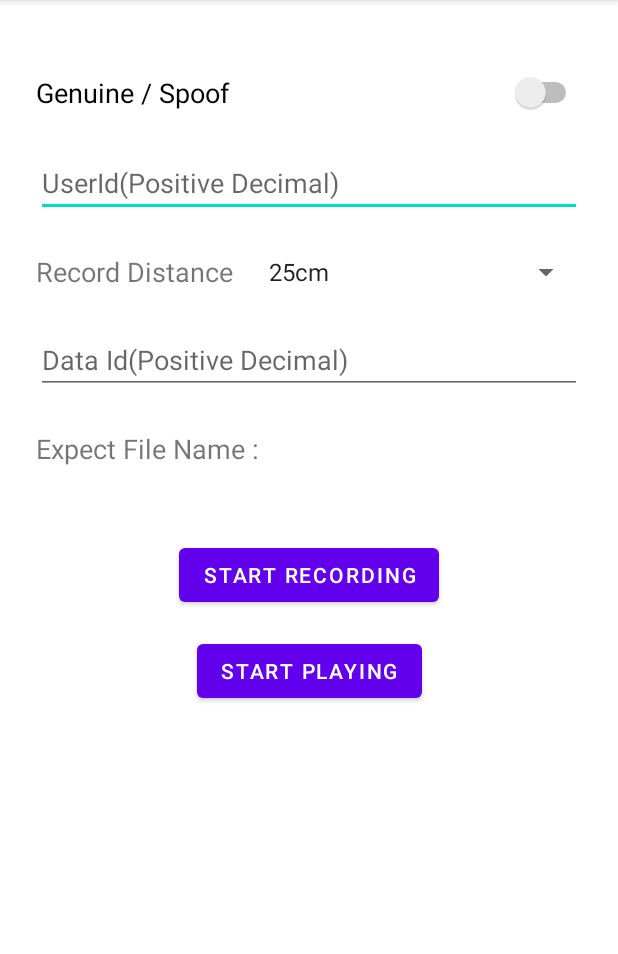
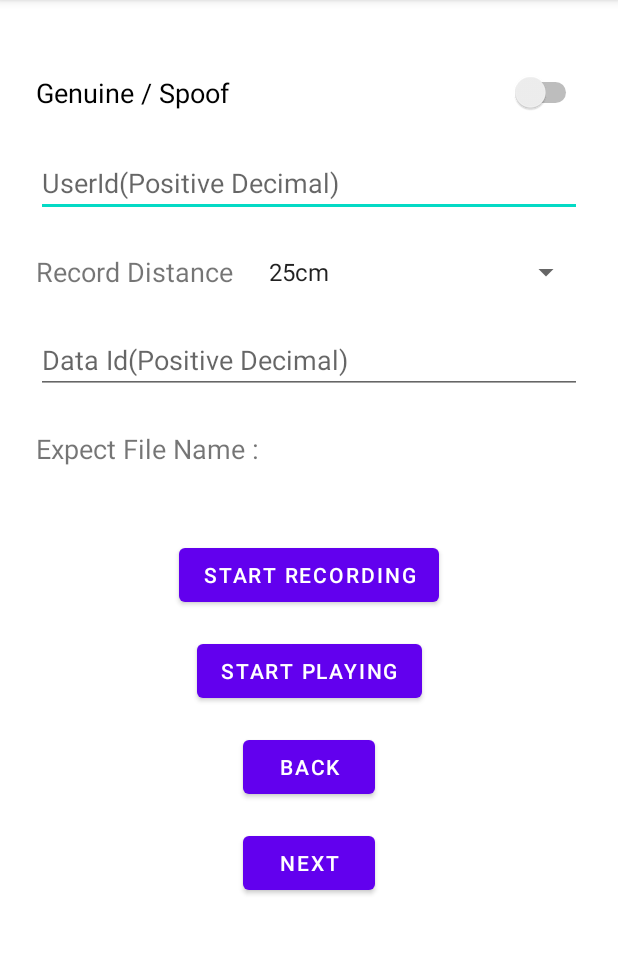
Before and after one commit to Haulyn5/voice-collector, an Android app: the CustomizableRecorderActivity screen opened directly, with no data from a screen before it, on a phone screen of 412 x 824 dp, the part 84-1038 px from its top. Run offline under Robolectric (Android 15) with nearby library versions, the phone set to English and light mode, and no system bars.

Commit message:
添加前进后退按钮

```diff
--- a/VoiceCollector/app/src/main/res/layout/activity_customizable_recorder.xml
+++ b/VoiceCollector/app/src/main/res/layout/activity_customizable_recorder.xml
@@ -111,6 +111,26 @@
             app:layout_constraintStart_toStartOf="parent"
             app:layout_constraintTop_toBottomOf="@+id/startRecordingButton" />
 
+        <Button
+            android:id="@+id/backRecordButton"
+            android:layout_width="wrap_content"
+            android:layout_height="wrap_content"
+            android:layout_marginTop="16dp"
+            app:layout_constraintEnd_toEndOf="parent"
+            app:layout_constraintStart_toStartOf="parent"
+            app:layout_constraintTop_toBottomOf="@+id/startPlayingButton"
+            android:text="Back" />
+
+        <Button
+            android:id="@+id/nextRecordButton"
+            android:layout_width="wrap_content"
+            android:layout_height="wrap_content"
+            android:layout_marginTop="16dp"
+            android:text="Next"
+            app:layout_constraintEnd_toEndOf="parent"
+            app:layout_constraintStart_toStartOf="parent"
+            app:layout_constraintTop_toBottomOf="@+id/backRecordButton" />
+
 
     </androidx.constraintlayout.widget.ConstraintLayout>
 </ScrollView>
```
Also changed, not shown: VoiceCollector/app/src/main/java/com/example/voicecollector/CustomizableRecorderActivity.kt (+31 -0 lines).
